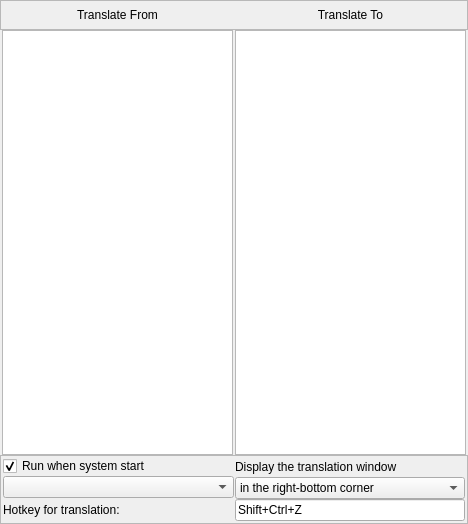
The window that widget.ui (NeiroNext/QuickTranslator) describes before a commit, drawn with Qt 5.
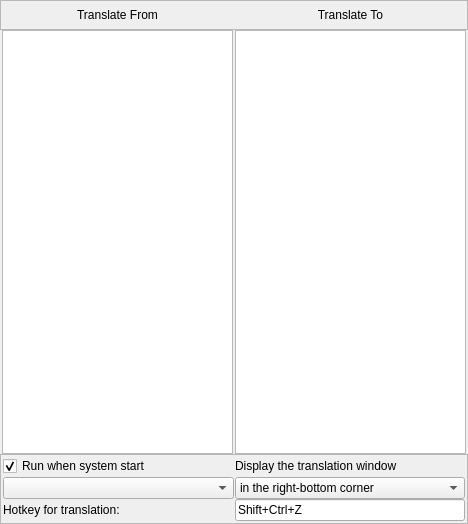
The same window after the commit. Icons and pictures are not drawn.

Commit message: Change method to save window geometry

The edit to the form file:
```diff
--- a/widget.ui
+++ b/widget.ui
@@ -223,7 +223,7 @@
            <property name="minimumSize">
             <size>
              <width>0</width>
-             <height>0</height>
+             <height>22</height>
             </size>
            </property>
            <property name="autoFillBackground">
@@ -302,10 +302,16 @@
          </property>
          <item>
           <widget class="QLabel" name="info_type_l">
+           <property name="sizePolicy">
+            <sizepolicy hsizetype="Ignored" vsizetype="Fixed">
+             <horstretch>0</horstretch>
+             <verstretch>0</verstretch>
+            </sizepolicy>
+           </property>
            <property name="minimumSize">
             <size>
              <width>0</width>
-             <height>21</height>
+             <height>22</height>
             </size>
            </property>
            <property name="text">
```
The commit also changes 6 other files.
